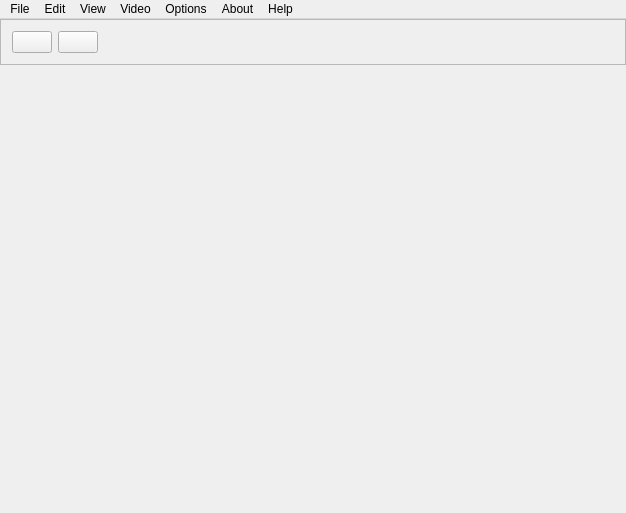
Before: the Qt Designer form src/app/windows/MainWindow/MainWindow.ui in m-riley04/ModularSensorSystem, drawn with Qt 5.
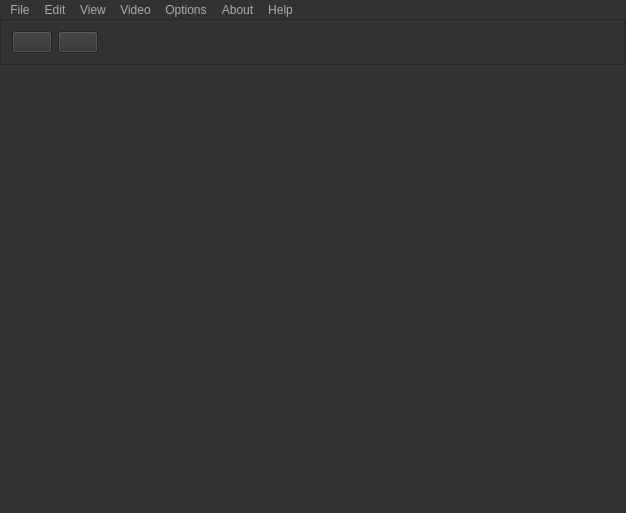
After: the same form once the commit is applied. Icons and pictures are not drawn. Custom widgets are drawn as their Qt base class.

Commit message: adjust stylesheet for title bar distinction

What changed in the file:
```diff
--- a/src/app/windows/MainWindow/MainWindow.ui
+++ b/src/app/windows/MainWindow/MainWindow.ui
@@ -13,6 +13,257 @@
   <property name="windowTitle">
    <string>MainWindow</string>
   </property>
+  <property name="styleSheet">
+   <string notr="true">/*Copyright (c) DevSec Studio. All rights reserved.
+
+MIT License
+
+Permission is hereby granted, free of charge, to any person obtaining a copy
+of this software and associated documentation files (the &quot;Software&quot;), to deal
+in the Software without restriction, including without limitation the rights
+to use, copy, modify, merge, publish, distribute, sublicense, and/or sell
+copies of the Software, and to permit persons to whom the Software is
+furnished to do so, subject to the following conditions:
+
+The above copyright notice and this permission notice shall be included in all
+copies or substantial portions of the Software.
+
+THE SOFTWARE IS PROVIDED *AS IS*, WITHOUT WARRANTY OF ANY KIND, EXPRESS OR
+IMPLIED, INCLUDING BUT NOT LIMITED TO THE WARRANTIES OF MERCHANTABILITY,
+FITNESS FOR A PARTICULAR PURPOSE AND NONINFRINGEMENT. IN NO EVENT SHALL THE
+AUTHORS OR COPYRIGHT HOLDERS BE LIABLE FOR ANY CLAIM, DAMAGES OR OTHER
+LIABILITY, WHETHER IN AN ACTION OF CONTRACT, TORT OR OTHERWISE, ARISING FROM,
+OUT OF OR IN CONNECTION WITH THE SOFTWARE OR THE USE OR OTHER DEALINGS IN THE SOFTWARE.
+*/
+
+/*-----QWidget-----*/
+QWidget
+{
+    color: #aaa;
+    background-color: #323232;
+}
+
+/*-----MainWindow title bar-----*/
+QWidget#titleBar, QWidget#titleBar *
+{
+	background-color: rgb(40, 40, 40)
+}
+
+/*-----QLabel-----*/
+QLabel
+{
+	background-color: transparent;
+	color: #fff;
+
+}
+
+
+/*-----QMenuBar-----*/
+QMenuBar 
+{
+    background-color: #323232;
+
+}
+
+
+QMenuBar::item
+{
+    background: transparent;
+
+}
+
+
+QMenuBar::item:selected
+{
+    background: #444;
+
+}
+
+
+QMenuBar::item:pressed
+{
+    border: 1px solid #000;
+    background-color: #444;
+    margin-bottom:-1px;
+    padding-bottom:1px;
+
+}
+
+
+/*-----QMenu-----*/
+QMenu
+{
+    background-color: #444;
+    border: 1px solid #222;
+    padding: 4px;
+    padding-right: 0px;
+
+}
+
+
+QMenu::item
+{
+    background-color: transparent;
+    padding: 2px 20px 2px 20px;
+
+}
+
+
+QMenu::item:disabled
+{
+    color: #555;
+    background-color: transparent;
+    padding: 2px 20px 2px 20px;
+
+}
+
+
+QMenu::item:selected
+{
+    background-color: #55aaff;
+    color: #fff;
+
+}
+
+
+/*-----QToolTip-----*/
+QToolTip
+{
+    border: 1px solid #222;
+    background-color: #333;
+    color: #aaa;
+
+}
+
+
+/*-----QToolButton-----*/
+QToolButton
+{
+    color: #b1b1b1;
+    background-color: QLinearGradient( x1: 0, y1: 0, x2: 0, y2: 1, stop: 0 #565656, stop: 0.1 #525252, stop: 0.5 #4e4e4e, stop: 0.9 #4a4a4a, stop: 1 #464646);
+    border-width: 1px;
+    border-color: #1e1e1e;
+    border-style: solid;
+	margin-right: 2px;
+	padding: 3px;
+
+}
+
+
+QToolButton:pressed
+{
+    background-color: QLinearGradient( x1: 0, y1: 0, x2: 0, y2: 1, stop: 0 #2d2d2d, stop: 0.1 #2b2b2b, stop: 0.5 #292929, stop: 0.9 #282828, stop: 1 #252525);
+
+}
+
+
+QToolButton:checked
+{
+    background-color: gray;
+
+}
+
+/*-----QLineEdit-----*/
+QLineEdit{
+	background-color: #fff;
+	color: #000;
+	selection-color: #fff;
+	selection-background-color: #507098;
+
+}
+
+
+/*-----QTreeView-----*/
+QTreeView 
+{
+	background-color: #434343;
+    border: 0.5px solid rgba(108,108,108,75);
+
+}
+
+
+QTreeView::item, 
+QTreeView::branch 
+{
+    background: transparent;
+    color: #DDD;
+
+}
+
+
+QTreeView::item:hover, 
+QTreeView::branch:hover 
+{
+    background-color: #55aaff;
+    color: #DDD;
+
+}
+
+
+QTreeView::item:selected, 
+QTreeView::branch:selected 
+{
+    background-color: #55aaff;
+    color: #fff;
+
+}
+
+
+/*-----QScrollBar-----*/
+QScrollBar:horizontal 
+{
+    background-color: #333;
+    height: 8px;
+    margin: 0px;
+    padding: 0px;
+
+}
+
+
+QScrollBar::handle:horizontal 
+{
+    border: 1px solid #111;
+    background-color: #535353;
+
+}
+
+
+QScrollBar::add-line:horizontal, QScrollBar::sub-line:horizontal,
+QScrollBar::add-page:horizontal, QScrollBar::sub-page:horizontal 
+{
+    width: 0px;
+    background-color: transparent;
+
+}
+
+
+QScrollBar:vertical 
+{
+    background-color: #333;
+    width: 8px;
+    margin: 0;
+
+}
+
+
+QScrollBar::handle:vertical 
+{
+    border: 1px solid #111;
+    background-color: #535353;
+
+}
+
+
+QScrollBar::add-line:vertical, QScrollBar::sub-line:vertical,
+QScrollBar::add-page:vertical, QScrollBar::sub-page:vertical 
+{
+    height: 0px;
+    background-color: transparent;
+
+}
+
+</string>
+  </property>
   <widget class="QWidget" name="centralWidget">
    <layout class="QGridLayout" name="gridLayout">
     <property name="leftMargin">
```
The commit also changes 5 other files.
